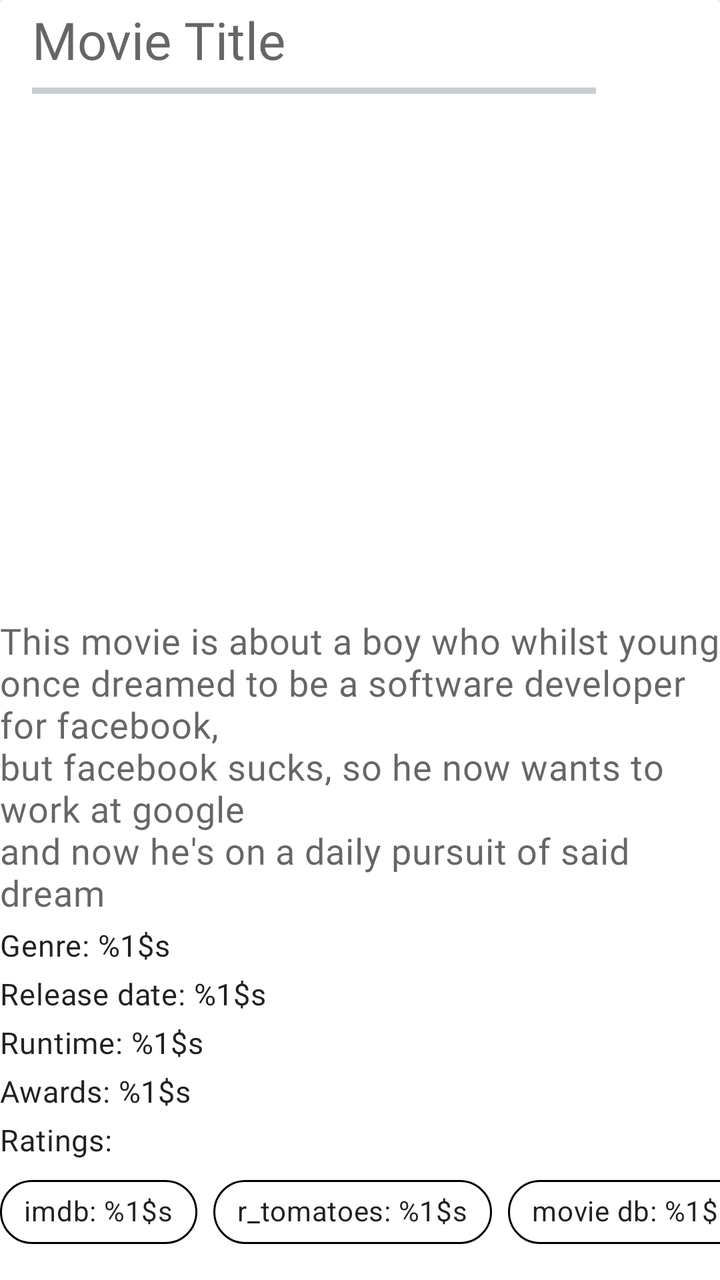
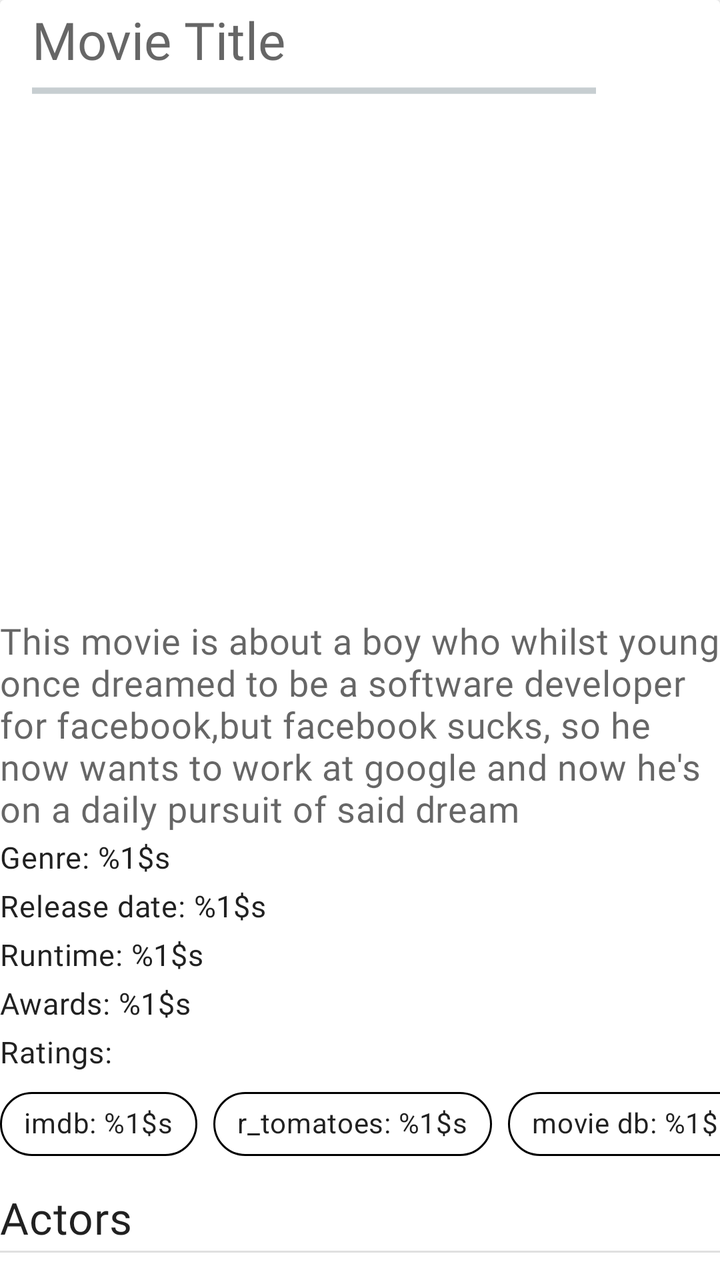

The first picture is an Android layout as it rendered before a commit; the second is the same layout after the commit. The layout source and the unified diff follow.
<!-- AndroidManifest.xml: another module's application theme Theme.ECatalogs -->
<!-- res/layout/fragment_movie_details.xml -->
<?xml version="1.0" encoding="utf-8"?>
<androidx.core.widget.NestedScrollView xmlns:android="http://schemas.android.com/apk/res/android"
    xmlns:app="http://schemas.android.com/apk/res-auto"
    android:layout_width="match_parent"
    android:layout_height="match_parent"
    android:layout_margin="@dimen/two_dimen"
    android:orientation="vertical">

    <androidx.cardview.widget.CardView
        android:id="@+id/details_card_view"
        android:layout_width="match_parent"
        android:layout_height="match_parent">

        <LinearLayout
            android:layout_width="match_parent"
            android:layout_height="match_parent"
            android:orientation="vertical">

            <androidx.appcompat.widget.Toolbar
                android:id="@+id/toolbar"
                android:layout_width="match_parent"
                android:layout_height="wrap_content">

                <LinearLayout
                    android:layout_width="match_parent"
                    android:layout_height="wrap_content"
                    android:orientation="vertical">

                    <TextView
                        android:id="@+id/movie_title"
                        android:layout_width="match_parent"
                        android:layout_height="wrap_content"
                        android:hint="@string/movie_title"
                        android:textAppearance="?attr/textAppearanceHeadline5" />

                    <ProgressBar
                        android:id="@+id/details_progress_bar"
                        style="?android:progressBarStyleHorizontal"
                        android:layout_width="282dp"
                        android:layout_height="wrap_content"
                        android:indeterminate="true" />

                    <TextView
                        android:id="@+id/details_error_message"
                        android:layout_width="match_parent"
                        android:layout_height="wrap_content"
                        android:text="@string/failed_to_retrieve_data"
                        android:textAppearance="?attr/textAppearanceCaption"
                        android:visibility="gone"
                        android:textColor="@android:color/holo_blue_light" />

                </LinearLayout>

            </androidx.appcompat.widget.Toolbar>

            <androidx.recyclerview.widget.RecyclerView
                android:id="@+id/list_images"
                android:layout_width="match_parent"
                android:layout_height="@dimen/image_height" />

            <com.google.android.material.textview.MaterialTextView
                android:id="@+id/movie_summary"
                android:layout_width="match_parent"
                android:layout_height="wrap_content"
                android:layout_marginVertical="@dimen/two_dimen"
                android:hint="@string/movie_summary"
                android:textAppearance="?attr/textAppearanceBody2"
                android:textSize="18sp" />

            <com.google.android.material.textview.MaterialTextView
                android:id="@+id/movie_genres"
                android:layout_width="match_parent"
                android:layout_height="wrap_content"
                android:layout_marginVertical="@dimen/two_dimen"
                android:text="@string/genres"
                android:textAppearance="?attr/textAppearanceBody2" />

            <com.google.android.material.textview.MaterialTextView
                android:id="@+id/movie_publication_date"
                android:layout_width="wrap_content"
                android:layout_height="wrap_content"
                android:layout_marginVertical="@dimen/two_dimen"
                android:text="@string/release_date"
                android:textAppearance="?attr/textAppearanceBody2" />

            <com.google.android.material.textview.MaterialTextView
                android:id="@+id/movie_runtime"
                android:layout_width="wrap_content"
                android:layout_height="wrap_content"
                android:layout_marginVertical="@dimen/two_dimen"
                android:text="@string/runtime"
                android:textAppearance="?attr/textAppearanceBody2" />

            <com.google.android.material.textview.MaterialTextView
                android:id="@+id/movie_awards"
                android:layout_width="match_parent"
                android:layout_height="wrap_content"
                android:layout_marginVertical="@dimen/two_dimen"
                android:text="@string/awards"
                android:textAppearance="?attr/textAppearanceBody2" />

            <com.google.android.material.textview.MaterialTextView
                android:layout_width="match_parent"
                android:layout_height="wrap_content"
                android:layout_marginVertical="@dimen/two_dimen"
                android:text="@string/ratings"
                android:textAppearance="?attr/textAppearanceBody2" />

            <com.google.android.material.chip.ChipGroup
                android:layout_width="wrap_content"
                android:layout_height="wrap_content"
                android:layout_gravity="center"
                android:layout_marginBottom="@dimen/six_dimen"
                android:clickable="false"
                android:foregroundGravity="center_horizontal"
                android:layoutDirection="locale"
                android:theme="@style/Theme.MaterialComponents.Light"
                app:singleLine="true">

                <com.google.android.material.chip.Chip
                    android:id="@+id/imdb_chip"
                    android:layout_width="wrap_content"
                    android:layout_height="wrap_content"
                    android:gravity="start"
                    android:text="@string/imdb_rating"
                    android:textAppearance="?attr/textAppearanceBody2"
                    app:chipBackgroundColor="@android:color/white"
                    app:chipStrokeColor="@android:color/black"
                    app:chipStrokeWidth="1dp" />

                <com.google.android.material.chip.Chip
                    android:id="@+id/r_tomatoes_chip"
                    android:layout_width="wrap_content"
                    android:layout_height="wrap_content"
                    android:gravity="center_horizontal"
                    android:text="@string/tomato_rating"
                    android:textAppearance="?attr/textAppearanceBody2"
                    app:chipBackgroundColor="@android:color/white"
                    app:chipStrokeColor="@android:color/black"
                    app:chipStrokeWidth="1dp" />

                <com.google.android.material.chip.Chip
                    android:id="@+id/movie_db_chip"
                    android:layout_width="wrap_content"
                    android:layout_height="wrap_content"
                    android:gravity="end"
                    android:text="@string/db_rating"
                    android:textAppearance="?attr/textAppearanceBody2"
                    app:chipBackgroundColor="@android:color/white"
                    app:chipStrokeColor="@android:color/black"
                    app:chipStrokeWidth="1dp" />

            </com.google.android.material.chip.ChipGroup>

            <com.google.android.material.textview.MaterialTextView
                android:layout_width="match_parent"
                android:layout_height="wrap_content"
                android:layout_marginVertical="@dimen/two_dimen"
                android:text="@string/actors"
                android:textAppearance="?attr/textAppearanceHeadline6" />

            <View style="@style/Divider.Horizontal" />

            <androidx.recyclerview.widget.RecyclerView
                android:id="@+id/list_actors"
                android:layout_width="match_parent"
                android:layout_height="@dimen/image_height"
                android:layout_marginBottom="@dimen/six_dimen" />

            <com.google.android.material.textview.MaterialTextView
                android:layout_width="match_parent"
                android:layout_height="wrap_content"
                android:layout_marginVertical="@dimen/two_dimen"
                android:text="@string/box_office"
                android:textAppearance="?attr/textAppearanceHeadline6" />

            <View style="@style/Divider.Horizontal" />

            <TextView
                android:id="@+id/movie_budget"
                android:layout_width="match_parent"
                android:layout_height="wrap_content"
                android:text="@string/budget"
                android:textAppearance="?attr/textAppearanceBody2" />

            <TextView
                android:id="@+id/movie_open_weekend_gross"
                android:layout_width="match_parent"
                android:layout_height="wrap_content"
                android:text="@string/open_week_gross"
                android:textAppearance="?attr/textAppearanceBody2" />

            <TextView
                android:id="@+id/movie_world_wide_gross"
                android:layout_width="match_parent"
                android:layout_height="wrap_content"
                android:layout_marginBottom="@dimen/six_dimen"
                android:text="@string/world_wide_gross"
                android:textAppearance="?attr/textAppearanceBody2" />

            <com.google.android.material.textview.MaterialTextView
                android:layout_width="match_parent"
                android:layout_height="wrap_content"
                android:layout_marginVertical="@dimen/two_dimen"
                android:text="@string/similar_titles"
                android:textAppearance="?attr/textAppearanceHeadline6" />

            <View style="@style/Divider.Horizontal" />

            <androidx.recyclerview.widget.RecyclerView
                android:id="@+id/list_similars"
                android:layout_width="match_parent"
                android:layout_height="@dimen/image_height" />
        </LinearLayout>

    </androidx.cardview.widget.CardView>

</androidx.core.widget.NestedScrollView>
<!-- resources referenced by this layout -->
<resources>
  <dimen name="image_height">250dp</dimen>
  <dimen name="six_dimen">6dp</dimen>
  <dimen name="two_dimen">2dp</dimen>
  <string name="actors">Actors</string>
  <string name="awards">Awards: %1$s</string>
  <string name="box_office">Box office</string>
  <string name="budget">Budget: %1$s</string>
  <string name="db_rating">movie db: %1$s</string>
  <string name="failed_to_retrieve_data">Failed to retrieve data 😓</string>
  <string name="genres">Genre: %1$s</string>
  <string name="imdb_rating">imdb: %1$s</string>
  <string name="movie_summary">This movie is about a boy who whilst young once dreamed to be a software developer for facebook, \nbut facebook sucks, so he now wants to work at google\nand now he\'s on a daily pursuit of said dream</string>
  <string name="movie_title">Movie Title</string>
  <string name="open_week_gross">Open week gross: %1$s</string>
  <string name="ratings">Ratings:</string>
  <string name="release_date">Release date: %1$s</string>
  <string name="runtime">Runtime: %1$s</string>
  <string name="similar_titles">Similar titles</string>
  <string name="tomato_rating">r_tomatoes: %1$s</string>
  <string name="world_wide_gross">World wide gross: %1$s</string>
  <style name="Divider.Horizontal" parent="Divider">
          <item name="android:layout_width">match_parent</item>
          <item name="android:layout_height">1dp</item>
      </style>
  <style name="Divider">
          <item name="android:background">?android:attr/listDivider</item> // can add colorur here
      </style>
  <color name="blue_grey_600">#546e7a</color>
  <color name="blue_grey_100">#819ca9</color>
  <color name="black">#000000</color>
  <color name="white">#fafafa</color>
  <color name="blue_grey_700">#29434e</color>
  <style name="ShapeAppearance.ECatalog.SmallComponent" parent="ShapeAppearance.MaterialComponents.SmallComponent">
          <item name="cornerFamily">rounded</item>
          <item name="cornerSize">@dimen/reply_small_component_corner_radius</item>
      </style>
  <style name="ShapeAppearance.ECatalog.MediumComponent" parent="ShapeAppearance.MaterialComponents.MediumComponent">
          <item name="cornerFamily">rounded</item>
          <item name="cornerSize">@dimen/reply_medium_component_corner_radius</item>
      </style>
  <style name="ShapeAppearance.ECatalog.LargeComponent" parent="ShapeAppearance.MaterialComponents.LargeComponent">
          <item name="cornerFamily">rounded</item>
          <item name="cornerSize">@dimen/reply_large_component_corner_radius</item>
      </style>
  <style name="TextAppearance.MdcTypographyStyles.Body1" parent="TextAppearance.MaterialComponents.Body1">
          <item name="fontFamily">@font/nunito_sans_regular</item>
          <item name="android:fontFamily">@font/nunito_sans_regular</item>
          <item name="android:textSize">17sp</item>
      </style>
  <style name="TextAppearance.MdcTypographyStyles.Body2" parent="TextAppearance.MaterialComponents.Body2">
          <item name="fontFamily">@font/nunito_sans_regular</item>
          <item name="android:fontFamily">@font/nunito_sans_regular</item>
          <item name="android:textSize">15sp</item>
      </style>
  <style name="TextAppearance.MdcTypographyStyles.Button" parent="TextAppearance.MaterialComponents.Button">
          <item name="fontFamily">@font/nunito_sans_light</item>
          <item name="android:fontFamily">@font/nunito_sans_light</item>
          <item name="android:textSize">15sp</item>
      </style>
  <style name="TextAppearance.MdcTypographyStyles.Caption" parent="TextAppearance.MaterialComponents.Caption">
          <item name="fontFamily">@font/nunito_sans_light</item>
          <item name="android:fontFamily">@font/nunito_sans_light</item>
          <item name="android:textSize">13sp</item>
      </style>
  <dimen name="reply_small_component_corner_radius">8dp</dimen>
  <dimen name="reply_medium_component_corner_radius">12dp</dimen>
  <dimen name="reply_large_component_corner_radius">24dp</dimen>
  <!-- unchanged entries left out for length: 5 -->
</resources>

<!-- the commit's change to res/layout/fragment_movie_details.xml (unified diff, before → after) -->
@@ -46,8 +46,8 @@
                         android:layout_height="wrap_content"
                         android:text="@string/failed_to_retrieve_data"
                         android:textAppearance="?attr/textAppearanceCaption"
-                        android:visibility="gone"
-                        android:textColor="@android:color/holo_blue_light" />
+                        android:textColor="@android:color/holo_blue_light"
+                        android:visibility="gone" />
 
                 </LinearLayout>
 
@@ -64,6 +64,7 @@
                 android:layout_height="wrap_content"
                 android:layout_marginVertical="@dimen/two_dimen"
                 android:hint="@string/movie_summary"
+                android:maxLines="6"
                 android:textAppearance="?attr/textAppearanceBody2"
                 android:textSize="18sp" />
 
@@ -71,7 +72,7 @@
                 android:id="@+id/movie_genres"
                 android:layout_width="match_parent"
                 android:layout_height="wrap_content"
-                android:layout_marginVertical="@dimen/two_dimen"
+                android:layout_marginBottom="@dimen/two_dimen"
                 android:text="@string/genres"
                 android:textAppearance="?attr/textAppearanceBody2" />
 
<!-- resource entries referenced after the edit -->
@@ -11,7 +11,9 @@
   <string name="failed_to_retrieve_data">Failed to retrieve data 😓</string>
   <string name="genres">Genre: %1$s</string>
   <string name="imdb_rating">imdb: %1$s</string>
-  <string name="movie_summary">This movie is about a boy who whilst young once dreamed to be a software developer for facebook, \nbut facebook sucks, so he now wants to work at google\nand now he\'s on a daily pursuit of said dream</string>
+  <string name="movie_summary">This movie is about a boy who whilst young once dreamed to be
+          a software developer for facebook,but facebook sucks, so he now wants to work at google
+          and now he\'s on a daily pursuit of said dream</string>
   <string name="movie_title">Movie Title</string>
   <string name="open_week_gross">Open week gross: %1$s</string>
   <string name="ratings">Ratings:</string>
